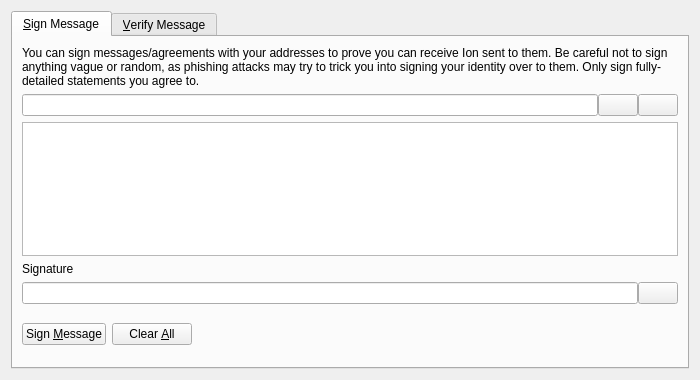
Above: src/qt/forms/signverifymessagedialog.ui from ioncoincore/ion before the change. Below: the same form after it.
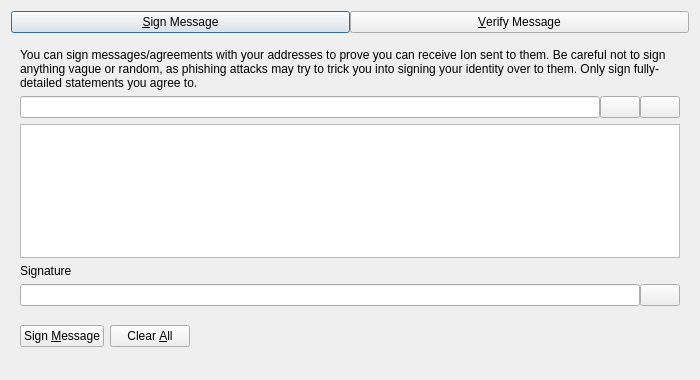
That is the form after the change. Custom widgets are drawn as their Qt base class.

The edit to the form file:
```diff
--- a/src/qt/forms/signverifymessagedialog.ui
+++ b/src/qt/forms/signverifymessagedialog.ui
@@ -18,14 +18,47 @@
   </property>
   <layout class="QVBoxLayout" name="verticalLayout">
    <item>
-    <widget class="QTabWidget" name="tabWidget">
+    <layout class="QHBoxLayout" name="horizontalLayout_Buttons_2">
+     <property name="spacing">
+      <number>0</number>
+     </property>
+     <property name="topMargin">
+      <number>0</number>
+     </property>
+     <item>
+      <widget class="QPushButton" name="btnSignMessage">
+       <property name="text">
+        <string>&amp;Sign Message</string>
+       </property>
+       <property name="checkable">
+        <bool>true</bool>
+       </property>
+      </widget>
+     </item>
+     <item>
+      <widget class="QPushButton" name="btnVerifyMessage">
+       <property name="text">
+        <string>&amp;Verify Message</string>
+       </property>
+       <property name="checkable">
+        <bool>true</bool>
+       </property>
+      </widget>
+     </item>
+    </layout>
+   </item>
+   <item>
+    <widget class="QStackedWidget" name="stackedWidgetSig">
+     <property name="minimumSize">
+      <size>
+       <width>0</width>
+       <height>0</height>
+      </size>
+     </property>
      <property name="currentIndex">
       <number>0</number>
      </property>
-     <widget class="QWidget" name="tabSignMessage">
-      <attribute name="title">
-       <string>&amp;Sign Message</string>
-      </attribute>
+     <widget class="QWidget" name="pageSignMessage">
       <layout class="QVBoxLayout" name="verticalLayout_SM">
        <item>
         <widget class="QLabel" name="infoLabel_SM">
@@ -198,10 +231,7 @@
        </item>
       </layout>
      </widget>
-     <widget class="QWidget" name="tabVerifyMessage">
-      <attribute name="title">
-       <string>&amp;Verify Message</string>
-      </attribute>
+     <widget class="QWidget" name="pageVerifyMessage">
       <layout class="QVBoxLayout" name="verticalLayout_VM">
        <item>
         <widget class="QLabel" name="infoLabel_VM">
```
